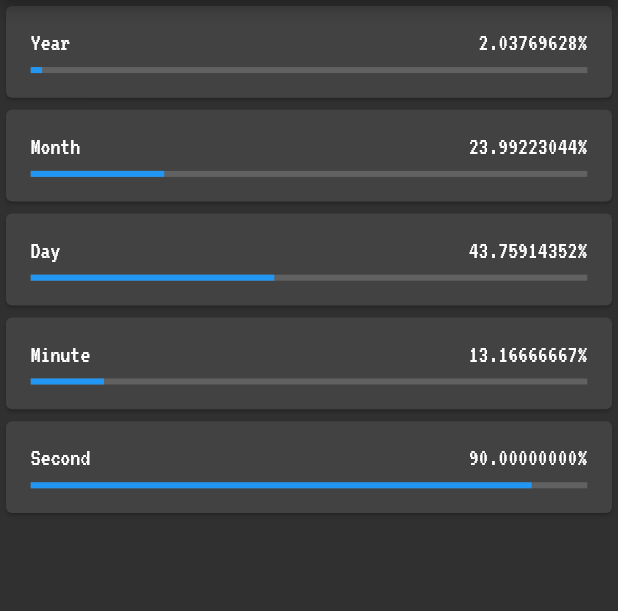
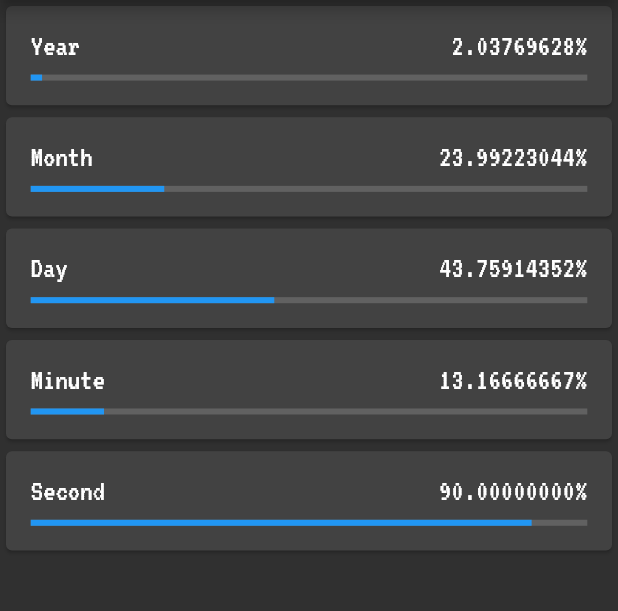
Before and after one commit to aboqasem/time_progress, a Flutter app: the screen it shows after launch, on a phone screen of 412 x 824 dp, the part 84-695 px from its top. Run offline on Flutter 3.47's test engine with Material 2 defaults, Android fonts, the phone set to English and light mode, and no system bars; our stand-ins replace sizer.

Commit message:
Increase font size

```diff
--- a/lib/theme.dart
+++ b/lib/theme.dart
@@ -3,6 +3,6 @@ import 'package:sizer/sizer.dart';
 
 final ThemeData themeData = ThemeData.dark().copyWith(
   textTheme: TextTheme(
-    bodyText2: TextStyle(fontSize: 12.0.sp),
+    bodyText2: TextStyle(fontSize: 15.0.sp),
   ),
 );
```
